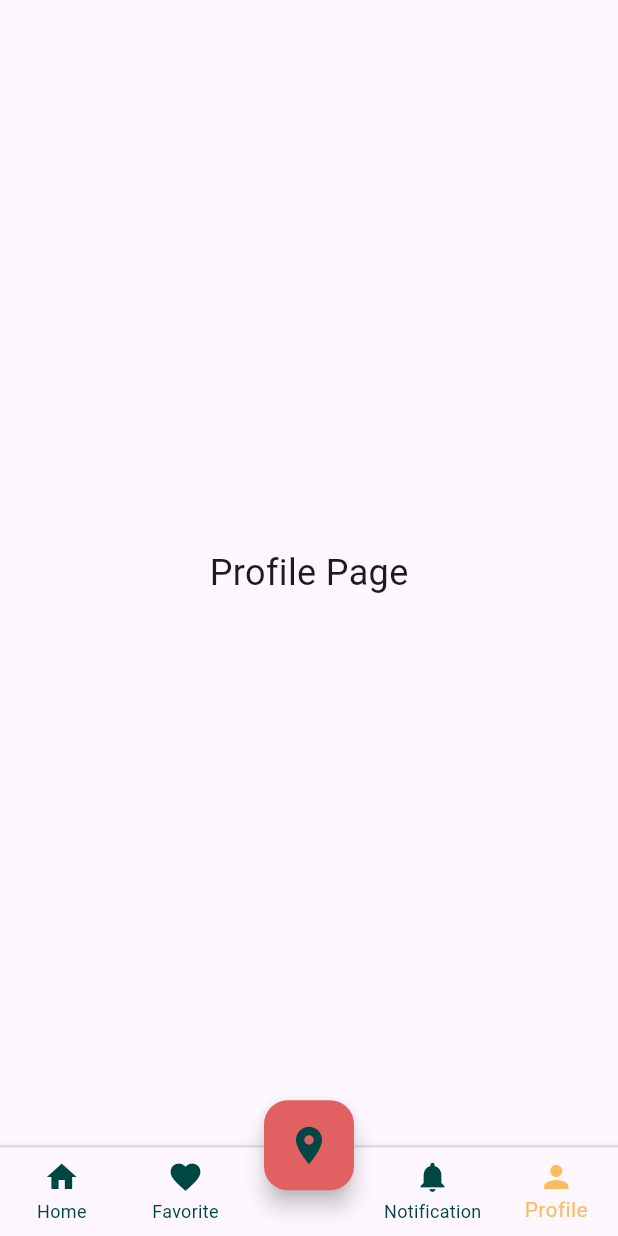
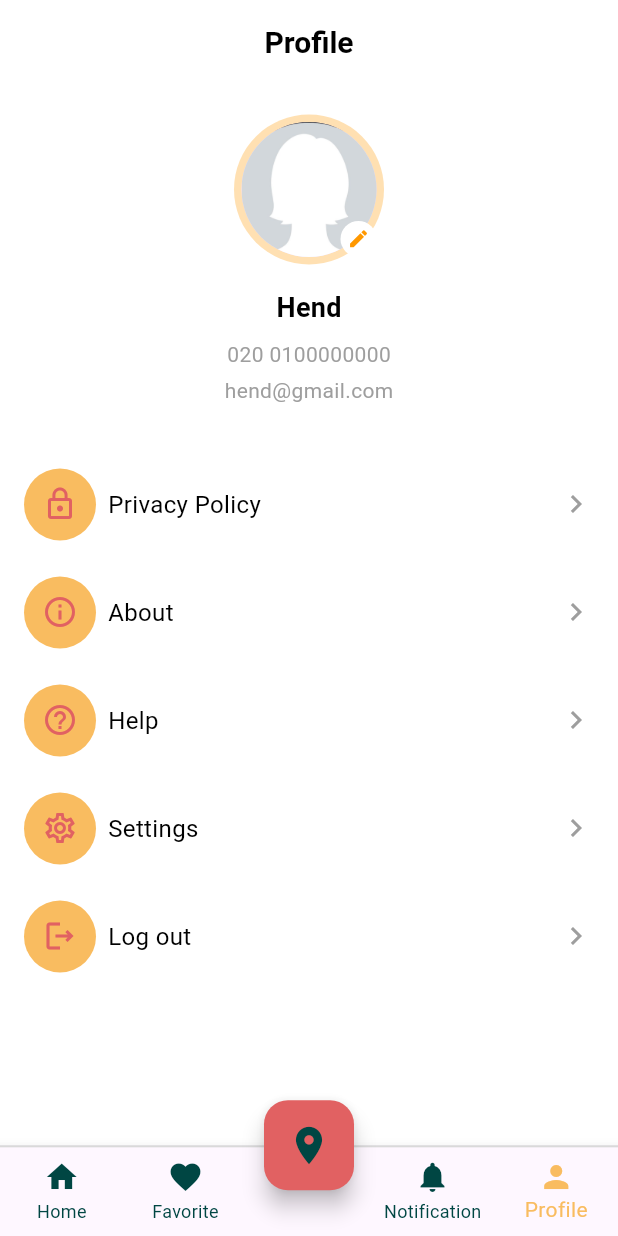
Before and after one commit to karim242/DealDash, a Flutter app: the RootView screen opened by its route, item 5 of the bottom bar chosen, on a phone screen of 412 x 824 dp. Run offline on Flutter 3.47's test engine with Material 3 defaults, Android fonts, the phone set to English and light mode, and no system bars; our stand-ins replace dartz, dio, equatable, firebase_core, flutter_bloc, flutter_screenutil and 6 more; accounts and stored records are empty.

Commit message:
"Refactor ProfileView

```diff
--- a/lib/core/error/failure.dart
+++ b/lib/core/error/failure.dart
@@ -1,5 +1,4 @@
 import 'package:dio/dio.dart';
-import 'package:equatable/equatable.dart';
 
 import 'error_model.dart';
 
--- a/lib/feature/profile/presentation/view/profile_view.dart
+++ b/lib/feature/profile/presentation/view/profile_view.dart
@@ -1,14 +1,133 @@
+import 'package:dealdash/core/resources/color_manger/color_manager.dart';
 import 'package:flutter/material.dart';
+import 'package:flutter_screenutil/flutter_screenutil.dart';
+
 
 class ProfileView extends StatelessWidget {
   const ProfileView({super.key});
 
   @override
   Widget build(BuildContext context) {
-    return const Center(
-      child: Text(
-        'Profile Page',
-        style: TextStyle(fontSize: 24),
+    return const ProfileScreen();
+  }
+}
+
+class ProfileScreen extends StatelessWidget {
+  const ProfileScreen({super.key});
+
+  @override
+  Widget build(BuildContext context) {
+    return Scaffold(
+      backgroundColor: Colors.white,
+      appBar: AppBar(
+        backgroundColor: Colors.transparent,
+        elevation: 0,
+        centerTitle: true,
+        title: const Text(
+          'Profile',
+          style: TextStyle(
+            color: Colors.black,
+            fontSize: 20,
+            fontWeight: FontWeight.bold,
+          ),
+        ),
+      ),
+      body: Padding(
+        padding: const EdgeInsets.symmetric(horizontal: 16),
+        child: SingleChildScrollView(
+          child: Column(
+            children: [
+               SizedBox(height: 20.h),
+
+              // Profile Picture and Info
+              CircleAvatar(
+                radius: 50,
+                backgroundColor: Colors.orange.shade100,
+                child: const CircleAvatar(
+                  radius: 45,
+                  backgroundImage: AssetImage(
+                      'assets/images/h_anonymous.png'), // Replace with user image
+                  child: Align(
+                    alignment: Alignment.bottomRight,
+                    child: CircleAvatar(
+                      backgroundColor: Colors.white,
+                      radius: 12,
+                      child: Icon(Icons.edit, size: 15, color: Colors.orange),
+                    ),
+                  ),
+                ),
+              ),
+              const SizedBox(height: 16),
+              const Text(
+                'Hend',
+                style: TextStyle(
+                  fontSize: 18,
+                  fontWeight: FontWeight.bold,
+                  color: Colors.black,
+                ),
+              ),
+              const SizedBox(height: 8),
+              const Text(
+                '020 0100000000',
+                style: TextStyle(
+                  fontSize: 14,
+                  color: Colors.grey,
+                ),
+              ),
+              const SizedBox(height: 4),
+              const Text(
+                'hend@gmail.com',
+                style: TextStyle(
+                  fontSize: 14,
+                  color: Colors.grey,
+                ),
+              ),
+              const SizedBox(height: 30),
+
+              // Menu Items
+              _buildMenuItem(Icons.lock_outline, 'Privacy Policy'),
+              _buildMenuItem(Icons.info_outline, 'About'),
+              _buildMenuItem(Icons.help_outline, 'Help'),
+              _buildMenuItem(Icons.settings_outlined, 'Settings'),
+              _buildMenuItem(Icons.logout_outlined, 'Log out'),
+
+              // const Spacer(),
+            ],
+          ),
+        ),
+      ),
+    );
+  }
+
+  Widget _buildMenuItem(IconData icon, String title) {
+    return Padding(
+      padding: const EdgeInsets.symmetric(vertical: 12),
+      child: Row(
+        mainAxisAlignment: MainAxisAlignment.spaceBetween,
+        children: [
+          Row(
+            children: [
+              Container(
+                padding: const EdgeInsets.all(12),
+                decoration: BoxDecoration(
+                  color: ColorManager.yellow,
+                  shape: BoxShape.circle,
+                ),
+                child: Icon(icon, color: ColorManager.red, size: 24),
+              ),
+              const SizedBox(width: 8),
+              Text(
+                title,
+                style: const TextStyle(
+                  fontSize: 16,
+                  color: Colors.black,
+                ),
+              ),
+            ],
+          ),
+          const SizedBox(width: 16),
+          const Icon(Icons.chevron_right, color: Colors.grey, size: 24),
+        ],
       ),
     );
   }
```
Also changed, not shown: assets/images/h_anonymous.png (added).
